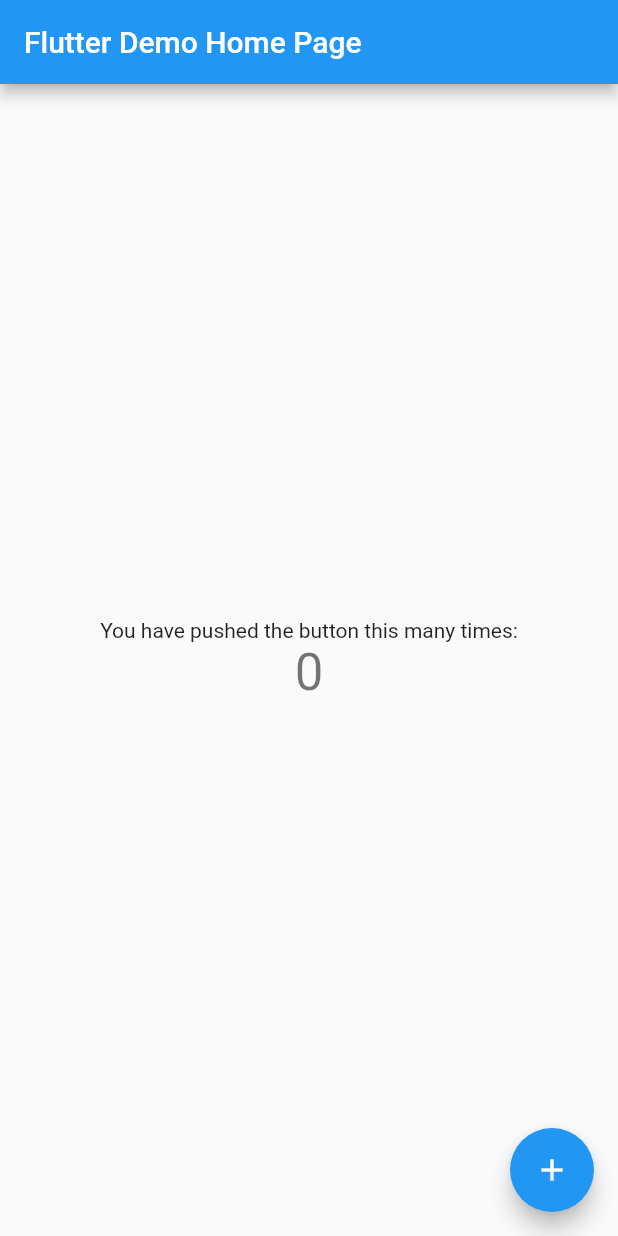
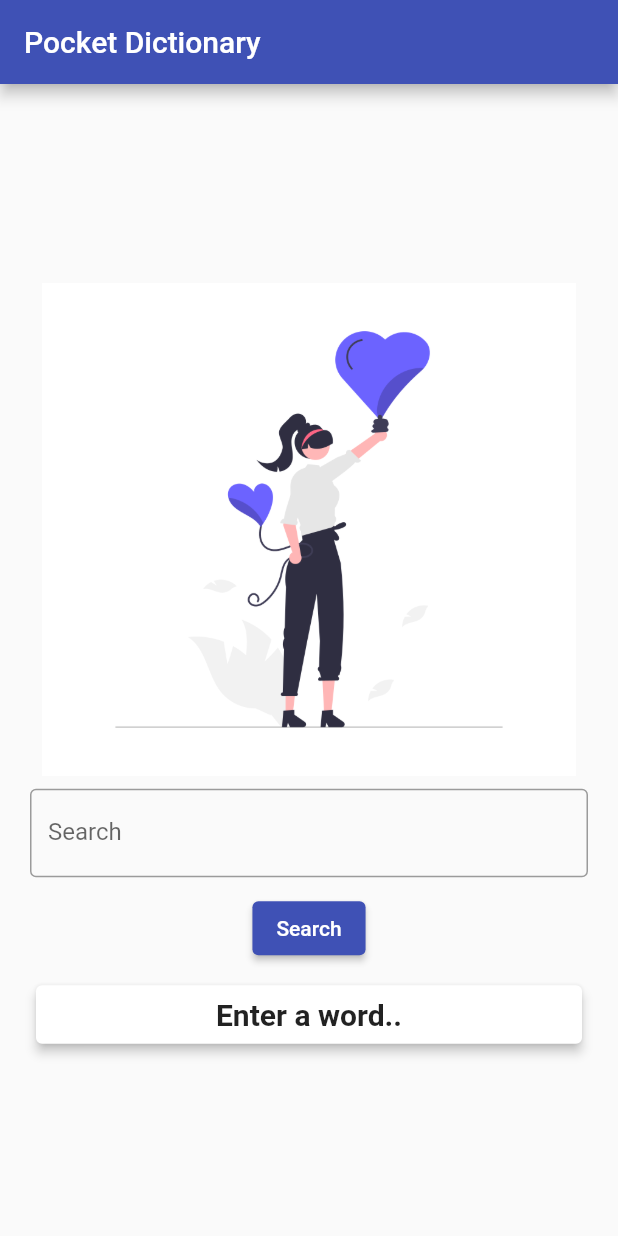
Before and after one commit to siva1098/Flutter_first_project, a Flutter app: the screen it shows after launch, on a phone screen of 412 x 824 dp. Run offline on Flutter 3.47's test engine with Material 2 defaults, Android fonts, the phone set to English and light mode, and no system bars.

Commit message:
Dictionary v1

```diff
--- a/lib/main.dart
+++ b/lib/main.dart
@@ -1,4 +1,7 @@
+import 'dart:convert';
+
 import 'package:flutter/material.dart';
+import 'package:http/http.dart' as http;
 
 void main() {
   runApp(const MyApp());
@@ -11,9 +14,10 @@ class MyApp extends StatelessWidget {
     return MaterialApp(
       title: 'Flutter Demo',
       theme: ThemeData(
-        primarySwatch: Colors.blue,
+        primarySwatch: Colors.indigo,
       ),
-      home: const MyHomePage(title: 'Flutter Demo Home Page'),
+      home: const MyHomePage(title: 'Pocket Dictionary'),
+      debugShowCheckedModeBanner: false,
     );
   }
 }
@@ -27,39 +31,98 @@ class MyHomePage extends StatefulWidget {
 }
 
 class _MyHomePageState extends State<MyHomePage> {
-  int _counter = 0;
+  String _search = '';
+  String result = 'Enter a word..';
+  TextEditingController controller = TextEditingController();
 
-  void _incrementCounter() {
+  void _setSearch() async {
     setState(() {
-      _counter++;
+      _search = controller.text;
+    });
+  }
+
+  getResult() async {
+    String _result = '';
+    try {
+      var searchResult = await http.get(Uri.https(
+          "api.dictionaryapi.dev", "api/v2/entries/en/" + controller.text));
+      var jsonData = jsonDecode(searchResult.body);
+      print(searchResult.statusCode);
+      if (searchResult.statusCode != 404) {
+        _result = jsonData[0]['meanings'][0]['definitions'][0]['definition'];
+      } else {
+        _result = 'Word Not Found 😅';
+        print(_result);
+      }
+    } catch (e) {
+      print(e.toString());
+    }
+    setState(() {
+      result = _result;
     });
   }
 
   @override
   Widget build(BuildContext context) {
+    // ignore: unnecessary_const
     return Scaffold(
       appBar: AppBar(
         title: Text(widget.title),
       ),
-      body: Center(
-        child: Column(
-          mainAxisAlignment: MainAxisAlignment.center,
-          children: <Widget>[
-            const Text(
-              'You have pushed the button this many times:',
-            ),
-            Text(
-              '$_counter',
-              style: Theme.of(context).textTheme.headline4,
-            ),
-          ],
+      body: Container(
+        child: Padding(
+          padding: const EdgeInsets.all(20.0),
+          child: Column(
+            mainAxisAlignment: MainAxisAlignment.center,
+            children: [
+              Padding(
+                padding: const EdgeInsets.all(8.0),
+                child: Container(
+                    height: MediaQuery.of(context).size.height * 0.40,
+                    child: Image.asset('assets/love.png')),
+              ),
+              TextField(
+                controller: controller,
+                decoration: const InputDecoration(
+                  border: OutlineInputBorder(),
+                  labelText: 'Search',
+                  hintText: 'Enter Your Search',
+                ),
+              ),
+              Padding(
+                  padding: const EdgeInsets.all(10.0),
+                  child: ElevatedButton(
+                    style: ButtonStyle(
+                      backgroundColor:
+                          MaterialStateProperty.all<Color>(Colors.indigo),
+                    ),
+                    onPressed: () {
+                      getResult();
+                      // _setSearch();
+                    },
+                    child: const Text('Search'),
+                  )),
+              Card(
+                elevation: 3.0,
+                child: Padding(
+                  padding: const EdgeInsets.all(8.0),
+                  child: Center(
+                      child: Text(result,
+                          style: const TextStyle(
+                              fontSize: 20.0, fontWeight: FontWeight.bold))),
+                ),
+              )
+              //       Padding(
+              //   padding: EdgeInsets.all(8.0),
+              //   child: TextField(
+              //     maxLines: 8,
+              //     decoration: InputDecoration.collapsed(hintText: "Enter your text here"),
+              //   ),
+              // ),
+            ],
+          ),
         ),
       ),
-      floatingActionButton: FloatingActionButton(
-        onPressed: _incrementCounter,
-        tooltip: 'Increment',
-        child: const Icon(Icons.add),
-      ), // This trailing comma makes auto-formatting nicer for build methods.
     );
   }
 }
--- a/pubspec.yaml
+++ b/pubspec.yaml
@@ -34,6 +34,7 @@ dependencies:
   # The following adds the Cupertino Icons font to your application.
   # Use with the CupertinoIcons class for iOS style icons.
   cupertino_icons: ^1.0.2
+  http: ^0.13.4
 
 dev_dependencies:
   flutter_test:
@@ -58,8 +59,8 @@ flutter:
   uses-material-design: true
 
   # To add assets to your application, add an assets section, like this:
-  # assets:
-  #   - images/a_dot_burr.jpeg
+  assets:
+    - assets/love.png
   #   - images/a_dot_ham.jpeg
 
   # An image asset can refer to one or more resolution-specific "variants", see
```
Also changed, not shown: assets/love.png (added), pubspec.lock.
